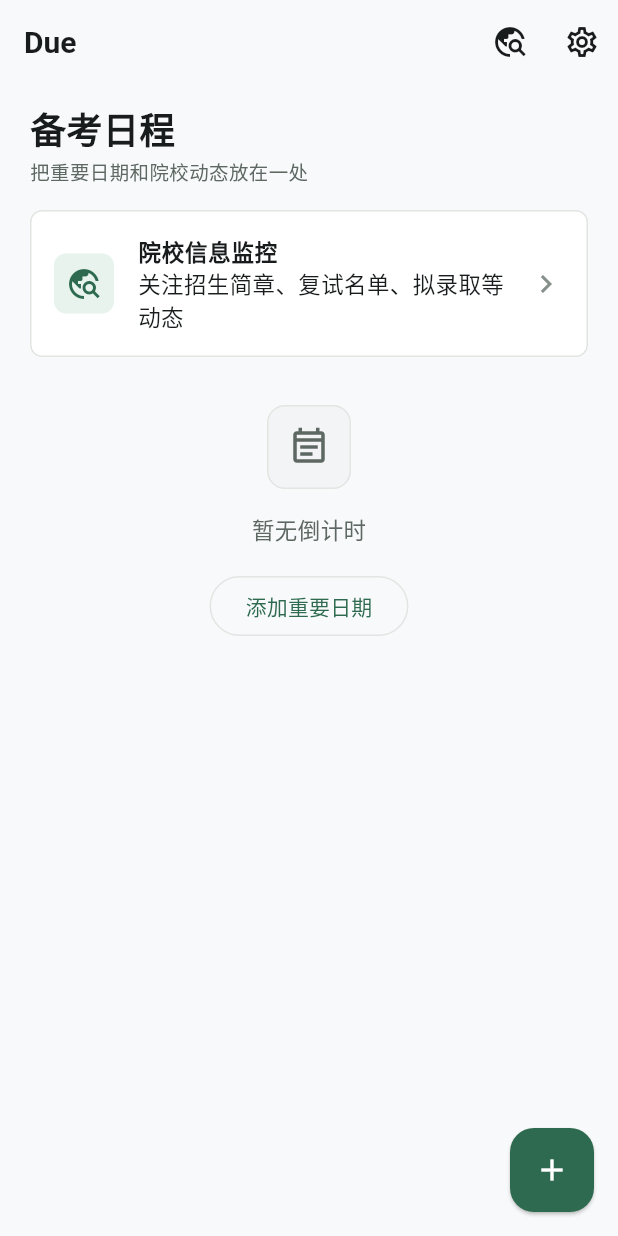
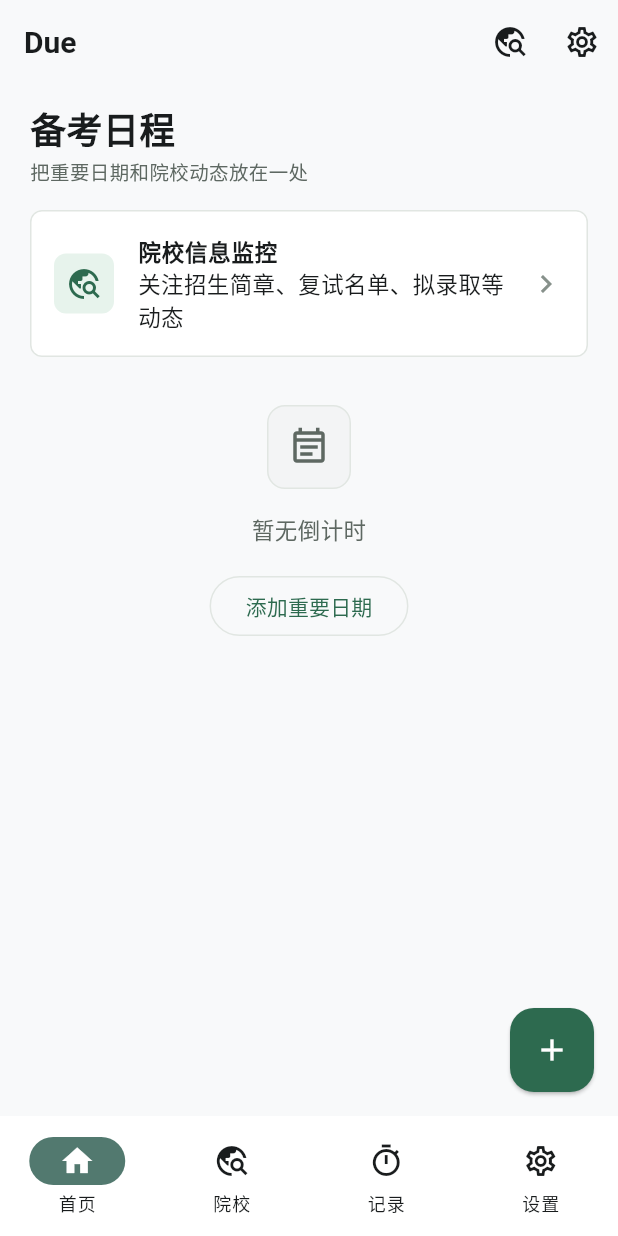
Before and after one commit to jeff-0717/due, a Flutter app: the screen it shows after launch, on a phone screen of 412 x 824 dp. Run offline on Flutter 3.47's test engine with Material 3 defaults, Android fonts, the phone set to English and light mode, and no system bars; our stand-ins replace flutter_riverpod, go_router, hive, hive_flutter; missing offline and left inert: home_widget; accounts and stored records are empty.

Commit message:
✅ feat(focus): add bottom record navigation
Why: the app needs a first-level record area without promoting monitor hit records to a tab.

Why this works: wraps top-level pages in a ShellRoute with four NavigationBar destinations and keeps detail routes, including monitor hits and study records, outside the bottom tabs.

Remaining: record page controls, learning records aggregation UI, and full regression remain in later CSV rows.

```diff
--- a/issues/due-focus-records.csv
+++ b/issues/due-focus-records.csv
@@ -1,7 +1,7 @@
 id,priority,phase,area,title,description,acceptance_criteria,test_mcp,required_skills,required_mcp,review_initial_requirements,review_regression_requirements,dev_state,review_initial_state,review_regression_state,git_state,owner,refs,notes
 FR-001,P0,phase-1,data,Study session persistence,"Add StudySession model, Hive storage, and repository date-range helpers for focus sessions.","StudySession serializes/deserializes; Hive opens study_sessions; forLocalDay includes only sessions whose endedAt is on the requested local date; clearAll clears study_sessions.","AUTOSERVER","test-driven-development,verification-before-completion",,"Review model fields, JSON parsing, local-day boundary logic, and Hive integration.","Run repository tests and verify existing Hive service behavior is not broken.",done,done,done,committed,codex,"docs/superpowers/specs/2026-06-08-focus-records-design.md;docs/superpowers/plans/2026-06-08-focus-records-implementation.md;lib/models/study_session.dart;lib/repositories/study_session_repository.dart;lib/services/hive_service.dart;test/study_session_repository_test.dart","risk: local date boundaries must use device local date; picked_reason:first not_started P0 data foundation; red:first test run failed on missing StudySession/repository/Hive box; evidence:flutter test test/study_session_repository_test.dart passed 3/3; evidence:dart analyze passed no issues; done_at:2026-06-08; skills_used:mission-csv-execute,test-driven-development,verification-before-completion; mcp_used:shell_command; continue_now:FR-002"
 FR-002,P0,phase-1,state,Study session providers and timer controller,"Add Riverpod providers for session list, today summary, and focus timer state.","Today summary reports count and total seconds only for today's ended sessions; finishing a positive-duration timer saves one session; reset does not save a session.","AUTOSERVER","test-driven-development,verification-before-completion",,"Review provider refresh behavior, timer state transitions, and no-zero-duration save rule.","Run provider tests plus related page tests after UI integration.",done,done,done,committed,codex,"docs/superpowers/specs/2026-06-08-focus-records-design.md;docs/superpowers/plans/2026-06-08-focus-records-implementation.md;lib/providers/study_session_provider.dart;test/study_session_provider_test.dart","risk: timer tests should avoid wall-clock flakiness; picked_reason:next P0 after FR-001 data foundation; red:first test run failed on missing study_session_provider.dart; red:pause/resume test exposed paused duration counted as elapsed; evidence:flutter test test/study_session_provider_test.dart passed 4/4; evidence:dart analyze passed no issues; done_at:2026-06-08; skills_used:mission-csv-execute,test-driven-development,verification-before-completion; mcp_used:shell_command; continue_now:FR-003"
-FR-003,P0,phase-1,navigation,Bottom navigation and routes,"Introduce bottom navigation shell with 首页, 院校, 记录, 设置 and add /record plus /study-records routes.","Bottom bar shows exactly four top-level destinations; tapping 记录 opens focus timer page; tapping 院校 opens monitor page; monitor hit records remain under /monitor/:id/hits and are not a bottom tab.","AUTOSERVER","test-driven-development,verification-before-completion",,"Review GoRouter shell structure, selected tab calculation, and preservation of existing detail routes.","Run app router tests and existing monitor page tests.",not_started,not_started,not_started,uncommitted,codex,"docs/superpowers/specs/2026-06-08-focus-records-design.md;docs/superpowers/plans/2026-06-08-focus-records-implementation.md","risk: existing tests that create minimal routers may need route updates"
+FR-003,P0,phase-1,navigation,Bottom navigation and routes,"Introduce bottom navigation shell with 首页, 院校, 记录, 设置 and add /record plus /study-records routes.","Bottom bar shows exactly four top-level destinations; tapping 记录 opens focus timer page; tapping 院校 opens monitor page; monitor hit records remain under /monitor/:id/hits and are not a bottom tab.","AUTOSERVER","test-driven-development,verification-before-completion",,"Review GoRouter shell structure, selected tab calculation, and preservation of existing detail routes.","Run app router tests and existing monitor page tests.",done,done,done,committed,codex,"docs/superpowers/specs/2026-06-08-focus-records-design.md;docs/superpowers/plans/2026-06-08-focus-records-implementation.md;lib/router/app_router.dart;lib/pages/app_shell_page.dart;lib/pages/record_page.dart;lib/pages/study_records_page.dart;test/app_router_test.dart","risk: existing tests that create minimal routers may need route updates; picked_reason:next P0 after FR-002 state foundation; red:app_router_test failed because NavigationDestination and 记录 tab were absent; evidence:flutter test test/app_router_test.dart passed 3/3; evidence:flutter test test/monitor_pages_test.dart passed 6/6; evidence:dart analyze passed no issues; done_at:2026-06-08; skills_used:mission-csv-execute,test-driven-development,verification-before-completion; mcp_used:shell_command; continue_now:FR-004"
 FR-004,P0,phase-1,ui,Focus timer record page,"Build the 记录 main page with 45:00 timer, controls, today focus count, today total duration, and right-top learning-record entry.","Record page displays 45:00 by default; stat labels are 今日专注次数 and 今日累计时长; start/pause/resume/finish/reset controls are present; right-top action navigates to /study-records.","AUTOSERVER","test-driven-development,verification-before-completion",,"Review UI copy, timer control behavior, and that stats aggregate today only.","Run record page widget tests and navigation tests.",not_started,not_started,not_started,uncommitted,codex,"docs/superpowers/specs/2026-06-08-focus-records-design.md;docs/superpowers/plans/2026-06-08-focus-records-implementation.md","note: layout references provided image but excludes illustration beautification"
 FR-005,P1,phase-1,ui,Learning records page,"Build 学习记录 page with 日/周/月/年 filters, summary card, simple bar distribution, and data table.","The page filters persisted sessions by selected range; summary shows range total duration and focus count; table columns are 日期, 专注次数, 累计时长; empty state appears when no sessions exist.","AUTOSERVER","test-driven-development,verification-before-completion",,"Review grouping logic, range boundaries, table readability, and no new chart dependency.","Run study records widget tests and provider tests.",not_started,not_started,not_started,uncommitted,codex,"docs/superpowers/specs/2026-06-08-focus-records-design.md;docs/superpowers/plans/2026-06-08-focus-records-implementation.md","risk: year view should stay simple for MVP"
 FR-006,P0,phase-1,verification,Full regression and handoff,"Run full verification and update progress docs after implementation.","dart analyze passes; flutter test passes; flutter build apk passes; docs/PROGRESS.md notes the new 记录 feature status; unrelated dirty files are not mixed into the commit.","AUTOSERVER","verification-before-completion",,"Review test output, build output, docs sync, and git diff scope.","Run full analyze/test/build regression and inspect git status before commit.",not_started,not_started,not_started,uncommitted,codex,"docs/superpowers/specs/2026-06-08-focus-records-design.md;docs/superpowers/plans/2026-06-08-focus-records-implementation.md","risk: existing home_widget Kotlin Gradle warning remains out of scope"
--- /dev/null
+++ b/lib/pages/app_shell_page.dart
@@ -0,0 +1,81 @@
+import 'package:flutter/material.dart';
+import 'package:go_router/go_router.dart';
+
+class AppShellPage extends StatelessWidget {
+  final Widget child;
+  final String location;
+
+  const AppShellPage({
+    super.key,
+    required this.child,
+    required this.location,
+  });
+
+  static const _tabs = [
+    _ShellTab(
+      label: '首页',
+      path: '/',
+      icon: Icons.home_outlined,
+      selectedIcon: Icons.home,
+    ),
+    _ShellTab(
+      label: '院校',
+      path: '/monitor',
+      icon: Icons.travel_explore_outlined,
+      selectedIcon: Icons.travel_explore,
+    ),
+    _ShellTab(
+      label: '记录',
+      path: '/record',
+      icon: Icons.timer_outlined,
+      selectedIcon: Icons.timer,
+    ),
+    _ShellTab(
+      label: '设置',
+      path: '/settings',
+      icon: Icons.settings_outlined,
+      selectedIcon: Icons.settings,
+    ),
+  ];
+
+  @override
+  Widget build(BuildContext context) {
+    final selectedIndex = _selectedIndex(location);
+    return Scaffold(
+      body: child,
+      bottomNavigationBar: NavigationBar(
+        selectedIndex: selectedIndex,
+        onDestinationSelected: (index) => context.go(_tabs[index].path),
+        destinations: [
+          for (final tab in _tabs)
+            NavigationDestination(
+              icon: Icon(tab.icon),
+              selectedIcon: Icon(tab.selectedIcon),
+              label: tab.label,
+            ),
+        ],
+      ),
+    );
+  }
+
+  int _selectedIndex(String path) {
+    if (path.startsWith('/monitor')) return 1;
+    if (path.startsWith('/record')) return 2;
+    if (path.startsWith('/settings')) return 3;
+    return 0;
+  }
+}
+
+class _ShellTab {
+  final String label;
+  final String path;
+  final IconData icon;
+  final IconData selectedIcon;
+
+  const _ShellTab({
+    required this.label,
+    required this.path,
+    required this.icon,
+    required this.selectedIcon,
+  });
+}
--- a/lib/router/app_router.dart
+++ b/lib/router/app_router.dart
@@ -1,6 +1,7 @@
 import 'package:flutter/material.dart';
 import 'package:flutter_riverpod/flutter_riverpod.dart';
 import 'package:go_router/go_router.dart';
+import '../pages/app_shell_page.dart';
 import '../pages/home_page.dart';
 import '../pages/add_countdown_page.dart';
 import '../pages/edit_countdown_page.dart';
@@ -10,6 +11,8 @@ import '../pages/settings_page.dart';
 import '../pages/monitor_edit_page.dart';
 import '../pages/monitor_hits_page.dart';
 import '../pages/monitor_list_page.dart';
+import '../pages/record_page.dart';
+import '../pages/study_records_page.dart';
 
 final GlobalKey<NavigatorState> _rootNavigatorKey =
     GlobalKey<NavigatorState>(debugLabel: 'root');
@@ -19,10 +22,33 @@ final appRouterProvider = Provider<GoRouter>((ref) {
     navigatorKey: _rootNavigatorKey,
     initialLocation: '/',
     routes: [
-      GoRoute(
-        path: '/',
-        name: 'home',
-        builder: (context, state) => const HomePage(),
+      ShellRoute(
+        builder: (context, state, child) => AppShellPage(
+          location: state.uri.path,
+          child: child,
+        ),
+        routes: [
+          GoRoute(
+            path: '/',
+            name: 'home',
+            builder: (context, state) => const HomePage(),
+          ),
+          GoRoute(
+            path: '/monitor',
+            name: 'monitor',
+            builder: (context, state) => const MonitorListPage(),
+          ),
+          GoRoute(
+            path: '/record',
+            name: 'record',
+            builder: (context, state) => const RecordPage(),
+          ),
+          GoRoute(
+            path: '/settings',
+            name: 'settings',
+            builder: (context, state) => const SettingsPage(),
+          ),
+        ],
       ),
       GoRoute(
         path: '/add',
@@ -47,16 +73,6 @@ final appRouterProvider = Provider<GoRouter>((ref) {
         builder: (context, state) => const WidgetPreviewPage(),
       ),
       GoRoute(
-        path: '/settings',
-        name: 'settings',
-        builder: (context, state) => const SettingsPage(),
-      ),
-      GoRoute(
-        path: '/monitor',
-        name: 'monitor',
-        builder: (context, state) => const MonitorListPage(),
-      ),
-      GoRoute(
         path: '/monitor/edit',
         name: 'monitorAdd',
         builder: (context, state) => const MonitorEditPage(),
@@ -75,6 +91,11 @@ final appRouterProvider = Provider<GoRouter>((ref) {
           sourceId: state.pathParameters['id']!,
         ),
       ),
+      GoRoute(
+        path: '/study-records',
+        name: 'studyRecords',
+        builder: (context, state) => const StudyRecordsPage(),
+      ),
     ],
   );
 });
```
Also changed, not shown: lib/pages/record_page.dart (added, +35 -0 lines), lib/pages/study_records_page.dart (added, +20 -0 lines), 1 other file.
